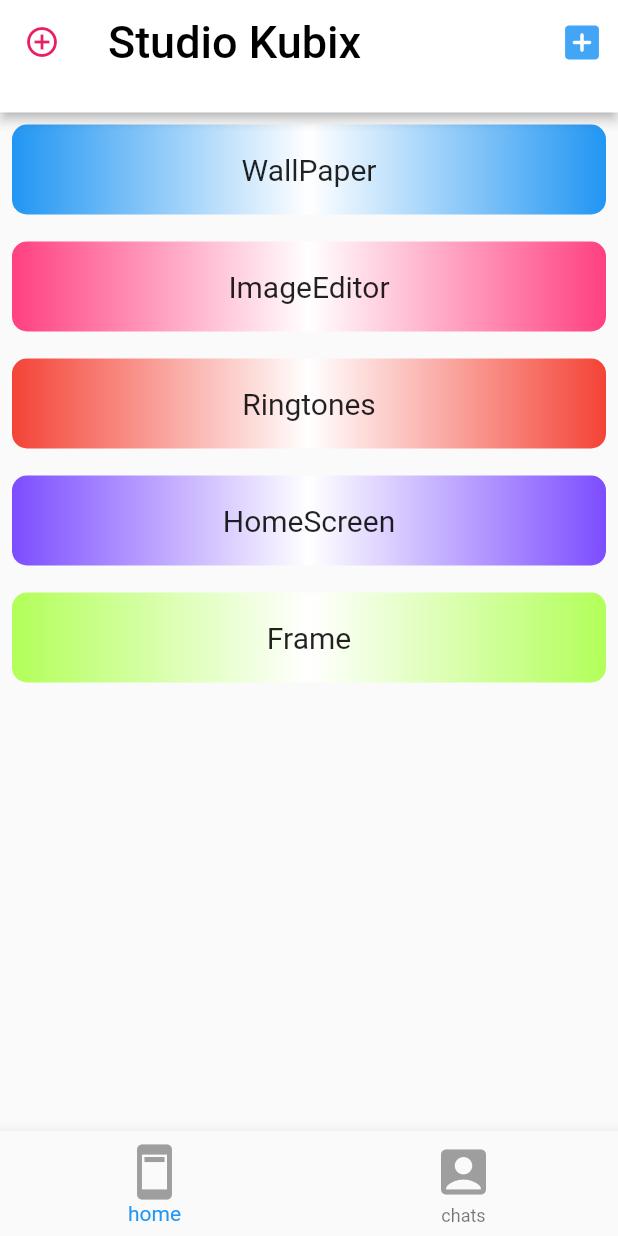
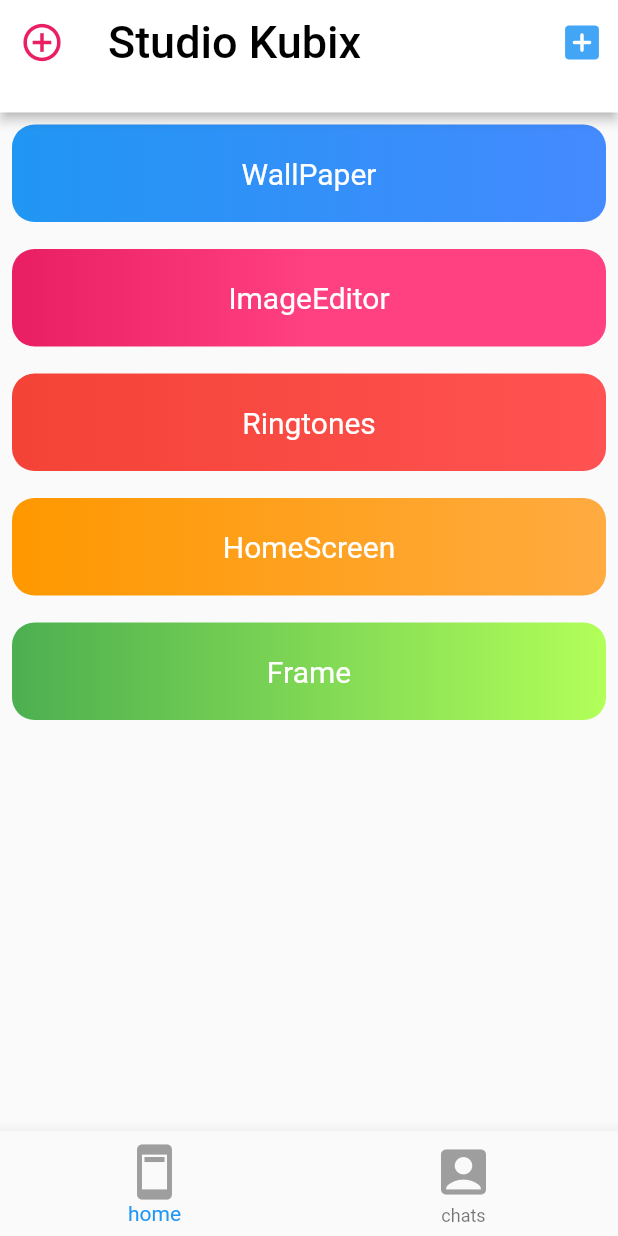
Before and after one commit to Supu12-ui/goinfluencertask1, a Flutter app: the screen it shows after launch, on a phone screen of 412 x 824 dp. Run offline on Flutter 3.47's test engine with Material 2 defaults, Android fonts, the phone set to English and light mode, and no system bars.

Commit message:
new updation

```diff
--- a/lib/home_page.dart
+++ b/lib/home_page.dart
@@ -24,23 +24,23 @@ class home_page extends StatelessWidget {
           actions: [
             IconButton(onPressed: () =>{}, icon:Icon(Icons.add_box_rounded),color: Colors.blue.shade400,iconSize: 30,)
           ],
-          leading: Icon(Icons.add_circle_outline,color: Colors.pink),
+          leading: Icon(Icons.add_circle_outline,color: Colors.pink,size: 30,),
         ),),
 
         body:ListView(
           padding: const EdgeInsets.all(8),
           children: <Widget>[
             Container(
-              height: 60,
+              height: 65,
 
               decoration: BoxDecoration(
                   gradient:
 
-                  const LinearGradient(colors: [Colors.blue, Colors.white,Colors.blue]),
-                  borderRadius: BorderRadius.all(Radius.circular(10.0))),
+                  const LinearGradient(colors: [Colors.blue, Colors.blueAccent]),
+                  borderRadius: BorderRadius.all(Radius.circular(15.0))),
               child:new Center(
 
-                  child: const Center(child: Text('WallPaper',style: TextStyle(fontSize: 20),),
+                  child: const Center(child: Text('WallPaper',style: TextStyle(fontSize: 20,color: Colors.white)),
                   ),
 
               ),
@@ -48,54 +48,54 @@ class home_page extends StatelessWidget {
             ),
             SizedBox(height: 18),
             Container(
-              height: 60,
+              height: 65,
               decoration: BoxDecoration(
                   gradient:
-                  const LinearGradient(colors: [Colors.pinkAccent, Colors.white,Colors.pinkAccent]),
-                  borderRadius: BorderRadius.all(Radius.circular(10.0))),
+                  const LinearGradient(colors: [Colors.pink, Colors.pinkAccent,Colors.pinkAccent]),
+                  borderRadius: BorderRadius.all(Radius.circular(15.0))),
 
                 child:new Center(
 
-              child: const Center(child: Text('ImageEditor',style: TextStyle(fontSize: 20),))
+              child: const Center(child: Text('ImageEditor',style: TextStyle(fontSize: 20,color: Colors.white),))
                 ),
             ),
             SizedBox(height: 18),
             Container(
-              height: 60,
+              height: 65,
               decoration: BoxDecoration(
                   gradient:
-                  const LinearGradient(colors: [Colors.red, Colors.white,Colors.red]),
-                  borderRadius: BorderRadius.all(Radius.circular(10.0))),
+                  const LinearGradient(colors: [Colors.red, Colors.redAccent]),
+                  borderRadius: BorderRadius.all(Radius.circular(15.0))),
 
               child:new Center(
 
-                  child: const Center(child: Text('Ringtones',style: TextStyle(fontSize: 20))
+                  child: const Center(child: Text('Ringtones',style: TextStyle(fontSize: 20,color: Colors.white))
                   ),
 
               ),
             ),
             SizedBox(height: 18),
             Container(
-              height: 60,
+              height: 65,
               decoration: BoxDecoration(
                   gradient:
-                  const LinearGradient(colors: [Colors.deepPurpleAccent, Colors.white,Colors.deepPurpleAccent]),
-                  borderRadius: BorderRadius.all(Radius.circular(10.0))),
+                  const LinearGradient(colors: [Colors.orange, Colors.orangeAccent]),
+                  borderRadius: BorderRadius.all(Radius.circular(15.0))),
               child:new Center(
 
-                  child: const Center(child: Text('HomeScreen',style: TextStyle(fontSize: 20),))
+                  child: const Center(child: Text('HomeScreen',style: TextStyle(fontSize: 20,color: Colors.white),))
               ),
             ),
             SizedBox(height: 18),
             Container(
-              height: 60,
+              height: 65,
               decoration: BoxDecoration(
                   gradient:
-                  const LinearGradient(colors: [Colors.lightGreenAccent, Colors.white,Colors.lightGreenAccent]),
-                  borderRadius: BorderRadius.all(Radius.circular(10.0))),
+                  const LinearGradient(colors: [Colors.green, Colors.lightGreenAccent]),
+                  borderRadius: BorderRadius.all(Radius.circular(15.0))),
               child:new Center(
 
-                  child: const Center(child: Text('Frame',style: TextStyle(fontSize: 20),))
+                  child: const Center(child: Text('Frame',style: TextStyle(fontSize: 20,color: Colors.white),))
               ),
             ),
 
```
